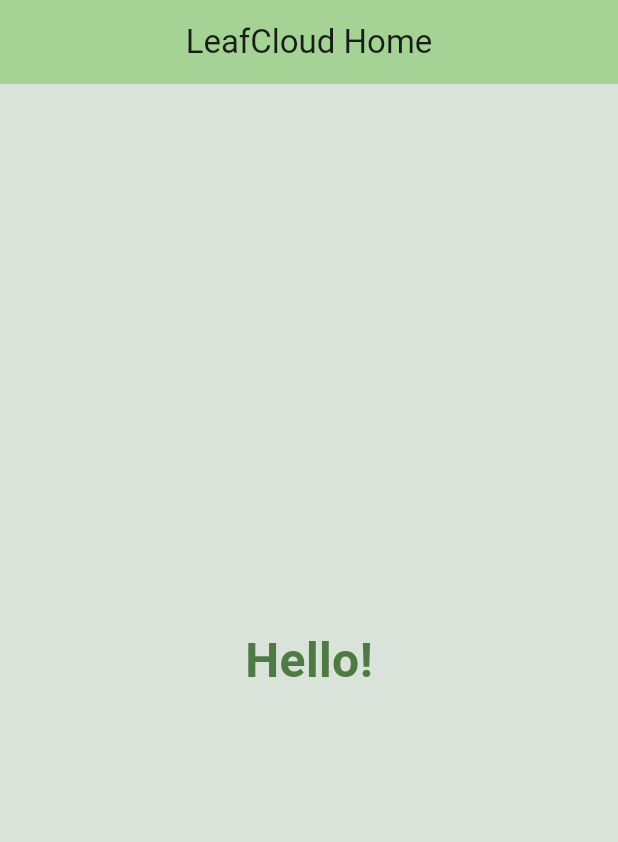
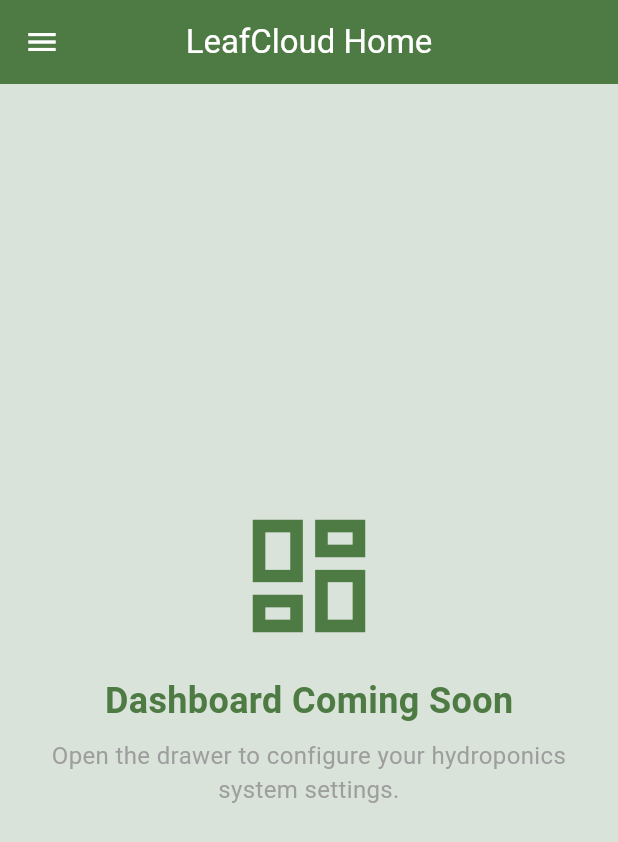
Before and after one commit to ChristineToraque/leafcloud_mobile, a Flutter app: the HomePage screen opened directly, on a phone screen of 412 x 824 dp. Shown: the top 842 px of the screen. Run offline on Flutter 3.47's test engine with Material 3 defaults, Android fonts, the phone set to English and light mode, and no system bars; missing offline and left inert: nsd; accounts and stored records are empty; network calls fail; statements that could not run were skipped.

Commit message:
feat: add System Configuration page and implement navigation drawer

```diff
--- a/lib/ui/home_page.dart
+++ b/lib/ui/home_page.dart
@@ -1,4 +1,5 @@
 import 'package:flutter/material.dart';
+import 'package:leaf_cloud/ui/config_page.dart';
 
 class HomePage extends StatelessWidget {
   const HomePage({super.key});
@@ -9,16 +10,83 @@ class HomePage extends StatelessWidget {
       appBar: AppBar(
         title: const Text('LeafCloud Home'),
         centerTitle: true,
-        backgroundColor: Theme.of(context).colorScheme.inversePrimary,
+        backgroundColor: const Color(0xFF4E7A43),
+        foregroundColor: Colors.white,
+      ),
+      drawer: Drawer(
+        child: ListView(
+          padding: EdgeInsets.zero,
+          children: [
+            DrawerHeader(
+              decoration: const BoxDecoration(
+                color: Color(0xFF4E7A43),
+              ),
+              child: Column(
+                crossAxisAlignment: CrossAxisAlignment.start,
+                mainAxisAlignment: MainAxisAlignment.end,
+                children: [
+                  const Icon(Icons.eco, size: 48, color: Colors.white),
+                  const SizedBox(height: 8),
+                  const Text(
+                    'LeafCloud',
+                    style: TextStyle(color: Colors.white, fontSize: 24, fontWeight: FontWeight.bold),
+                  ),
+                  Text(
+                    'Smart Hydroponics',
+                    style: TextStyle(color: Colors.white.withValues(alpha: 0.8), fontSize: 14),
+                  ),
+                ],
+              ),
+            ),
+            ListTile(
+              leading: const Icon(Icons.settings, color: Color(0xFF4E7A43)),
+              title: const Text('System Configuration'),
+              subtitle: const Text('Manage tank and fertilizers'),
+              onTap: () {
+                // Close the drawer
+                Navigator.pop(context);
+                // Navigate to ConfigPage
+                Navigator.push(
+                  context,
+                  MaterialPageRoute(builder: (context) => const ConfigPage()),
+                );
+              },
+            ),
+            const Divider(),
+            ListTile(
+              leading: const Icon(Icons.logout, color: Colors.red),
+              title: const Text('Logout'),
+              onTap: () {
+                // Handle logout logic here
+                Navigator.pushNamedAndRemoveUntil(context, '/', (route) => false);
+              },
+            ),
+          ],
+        ),
       ),
       body: const Center(
-        child: Text(
-          'Hello!',
-          style: TextStyle(
-            fontSize: 32,
-            fontWeight: FontWeight.bold,
-            color: Color(0xFF4E7A43),
-          ),
+        child: Column(
+          mainAxisAlignment: MainAxisAlignment.center,
+          children: [
+            Icon(Icons.dashboard_outlined, size: 100, color: Color(0xFF4E7A43)),
+            SizedBox(height: 16),
+            Text(
+              'Dashboard Coming Soon',
+              style: TextStyle(
+                fontSize: 24,
+                fontWeight: FontWeight.bold,
+                color: Color(0xFF4E7A43),
+              ),
+            ),
+            Padding(
+              padding: EdgeInsets.symmetric(horizontal: 32, vertical: 8),
+              child: Text(
+                'Open the drawer to configure your hydroponics system settings.',
+                textAlign: TextAlign.center,
+                style: TextStyle(fontSize: 16, color: Colors.grey),
+              ),
+            ),
+          ],
         ),
       ),
     );
```
Also changed, not shown: lib/main.dart (+13 -0 lines), lib/ui/config_page.dart (added, +296 -0 lines).
